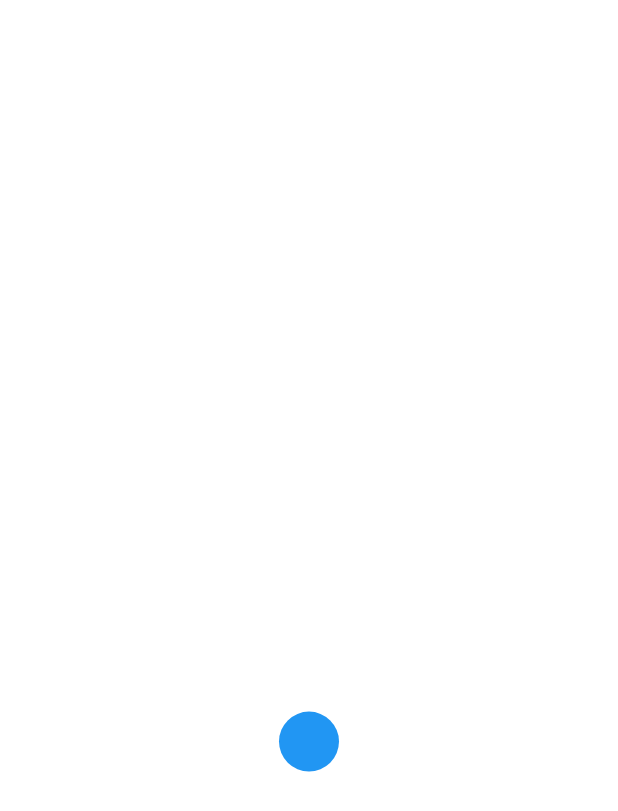
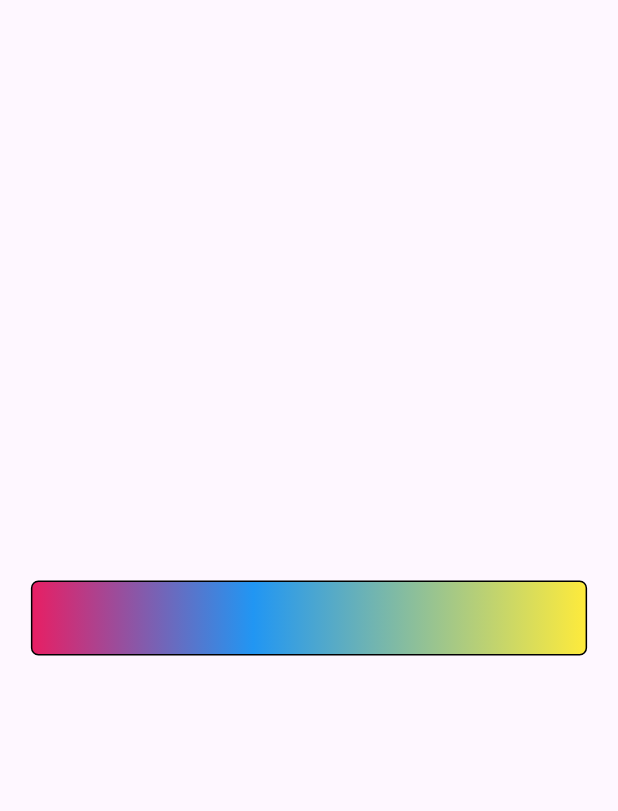
Before and after one commit to Divyanshu050303/Bloc, a Flutter app: the first screen one second after launch, on a phone screen of 412 x 824 dp. Shown: the top 811 px of the screen. Run offline on Flutter 3.47's test engine with Material 3 defaults, Android fonts, the light colour scheme and no system bars; our stand-ins replace bloc, bloc_concurrency, dio, equatable, flutter_bloc, stream_transform.

Commit message:
Animation

```diff
--- /dev/null
+++ b/lib/animation/fadedEffect.dart
@@ -0,0 +1,44 @@
+import 'package:flutter/material.dart';
+
+class FadedEffect extends StatefulWidget {
+  const FadedEffect({super.key});
+
+  @override
+  State<FadedEffect> createState() => _FadedEffectState();
+}
+
+class _FadedEffectState extends State<FadedEffect>
+    with SingleTickerProviderStateMixin {
+  late AnimationController _animationController;
+  @override
+  void initState() {
+    // TODO: implement initState
+    super.initState();
+    _animationController =
+        AnimationController(vsync: this, duration: Duration(milliseconds: 500))
+          ..repeat(reverse: true);
+  }
+
+  @override
+  Widget build(BuildContext context) {
+    return Scaffold(
+      body: AnimatedBuilder(
+        animation: _animationController,
+        builder: (context, child) {
+          return Center(
+            child: Container(
+              height: 50,
+              width: MediaQuery.of(context).size.width * 0.9,
+              decoration: BoxDecoration(
+                  gradient: LinearGradient(
+                      colors: const [Colors.pink, Colors.blue, Colors.yellow],
+                      stops: [0, _animationController.value, 1]),
+                  border: Border.all(width: 1, color: Colors.black),
+                  borderRadius: BorderRadius.circular(5)),
+            ),
+          );
+        },
+      ),
+    );
+  }
+}
--- a/lib/animation/rotate.dart
+++ b/lib/animation/rotate.dart
@@ -10,14 +10,19 @@ class RotateAnimatedState extends StatefulWidget {
 class __RotateAnimatedStateState extends State<RotateAnimatedState>
     with SingleTickerProviderStateMixin {
   late AnimationController _controller;
+  late Animation<double> animationController;
   @override
   void initState() {
+    super.initState();
     // TODO: implement initState
 
     _controller =
         AnimationController(vsync: this, duration: Duration(milliseconds: 300))
           ..forward()
           ..repeat();
+    animationController = Tween<double>(begin: 0, end: 0.5).animate(
+      _controller,
+    );
   }
 
   @override
--- a/lib/main.dart
+++ b/lib/main.dart
@@ -1,7 +1,12 @@
 // import 'package:bloc/bloc.dart';
 import 'package:flutter/material.dart';
+import 'package:tap/animation/animaterCard.dart';
 // import 'package:tap/animation/animation_class.dart';
 import 'package:tap/animation/bouncing_ball.dart';
+import 'package:tap/animation/fadedEffect.dart';
+import 'package:tap/animation/heartBeat.dart';
+import 'package:tap/animation/rotateImage.dart';
+import 'package:tap/animation/walkingContainer.dart';
 // import 'package:tap/animation/rotate.dart';
 
 // import 'package:tap/infinite_list_app/simple_bloc_observer.dart';
@@ -62,7 +67,7 @@ class MyApp extends StatelessWidget {
       //     child: const UserDetailUi(),
       //   ),
       // ),
-      home: BouncingBall(),
+      home: FadedEffect(),
       debugShowCheckedModeBanner: false,
     );
   }
```
Also changed, not shown: lib/animation/animaterCard.dart (added, +106 -0 lines), lib/animation/heartBeat.dart (added, +62 -0 lines), lib/animation/rotateImage.dart (added, +43 -0 lines), lib/animation/walkingContainer.dart (added, +53 -0 lines), assets/images/hypno.png (added).
